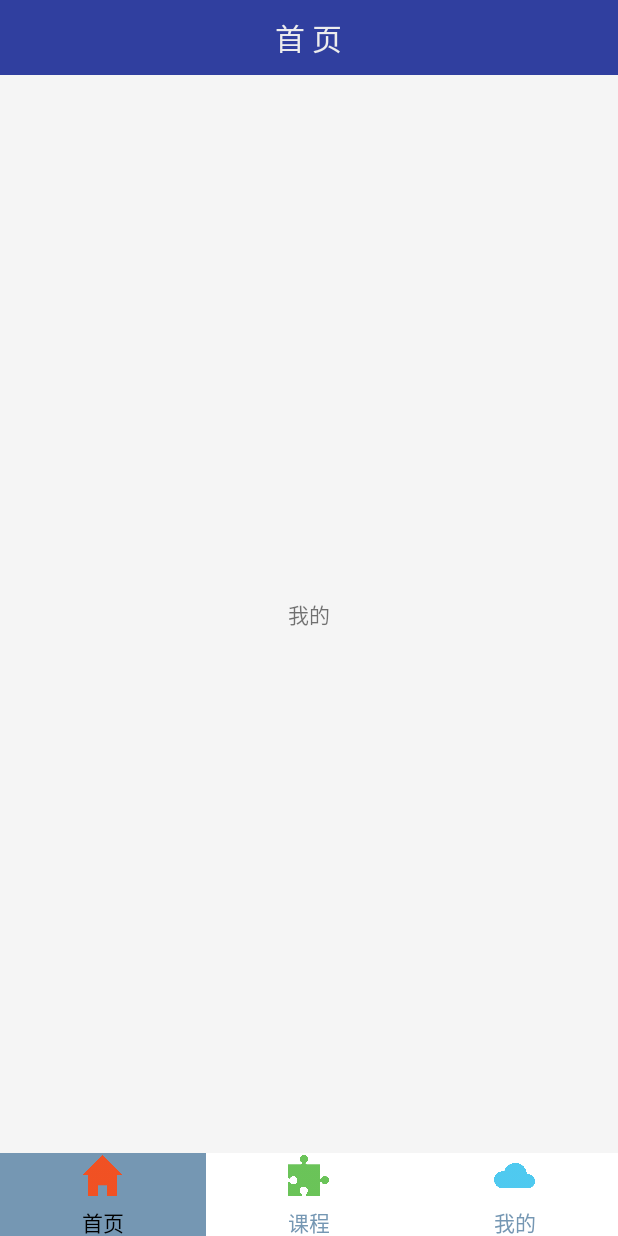
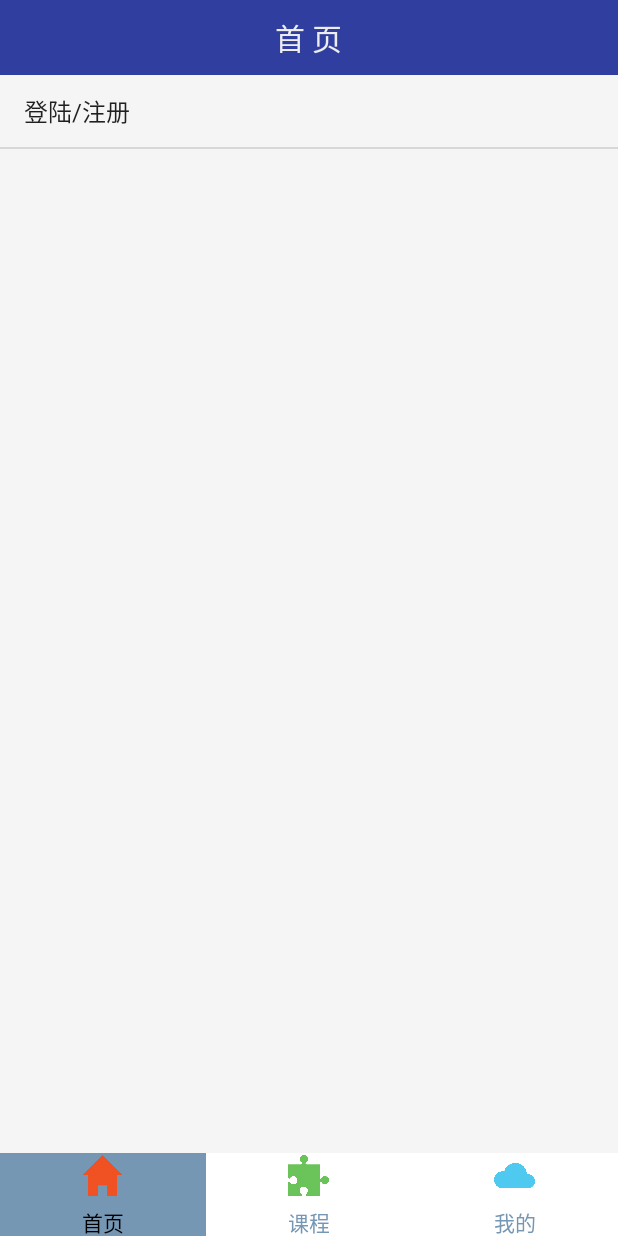
Before and after one commit to amazingye/DeerTutor, an Android app: the fragment MineFragment placed in its activity, on a phone screen of 412 x 824 dp. Run offline under Robolectric (Android 15) with nearby library versions, the phone set to English and light mode, and no system bars.

Commit message:
add login/register item

```diff
--- a/app/src/main/java/com/ye/deertutor/HomepageFragment.java
+++ b/app/src/main/java/com/ye/deertutor/HomepageFragment.java
@@ -1,11 +1,14 @@
 package com.ye.deertutor;
 
 
+import android.content.Intent;
 import android.os.Bundle;
 import android.support.v4.app.Fragment;
 import android.view.LayoutInflater;
 import android.view.View;
 import android.view.ViewGroup;
+import android.widget.Button;
+import android.widget.Toast;
 
 /**
  * A simple {@link Fragment} subclass.
@@ -23,6 +26,13 @@ public class HomepageFragment extends Fragment {
                              Bundle savedInstanceState) {
         View view = inflater.inflate(R.layout.homepage_fg_layout,container,false);
         return view;
+
+    }
+
+    @Override
+    public void onActivityCreated(Bundle savedInstanceState){
+        super.onActivityCreated(savedInstanceState);
+
     }
 
 }
--- a/app/src/main/java/com/ye/deertutor/MineFragment.java
+++ b/app/src/main/java/com/ye/deertutor/MineFragment.java
@@ -6,13 +6,19 @@ import android.support.v4.app.Fragment;
 import android.view.LayoutInflater;
 import android.view.View;
 import android.view.ViewGroup;
+import android.widget.AdapterView;
+import android.widget.ArrayAdapter;
+import android.widget.ListView;
 import android.widget.TextView;
+import android.widget.Toast;
 
 /**
  * A simple {@link Fragment} subclass.
  */
 public class MineFragment extends Fragment {
 
+
+    private String[] listItem = {"登陆/注册"};
 
     public MineFragment() {
         // Required empty public constructor
@@ -26,4 +32,22 @@ public class MineFragment extends Fragment {
         return view;
     }
 
+    @Override
+    public void onActivityCreated(Bundle savedInstanceState){
+        super.onActivityCreated(savedInstanceState);
+        ArrayAdapter<String> adapter = new ArrayAdapter<String>(
+                getActivity(),android.R.layout.simple_list_item_1,listItem);
+        ListView listView = (ListView)getActivity().findViewById(R.id.mine_list);
+        listView.setAdapter(adapter);
+        listView.setOnItemClickListener(new AdapterView.OnItemClickListener() {
+            @Override
+            public void onItemClick(AdapterView<?> adapterView, View view, int position, long id) {
+                switch (position){
+                    case 0:
+                        break;
+                }
+            }
+        });
+    }
+
 }
--- a/app/src/main/res/layout/homepage_fg_layout.xml
+++ b/app/src/main/res/layout/homepage_fg_layout.xml
@@ -11,4 +11,8 @@
         android:layout_centerInParent="true"
         android:text="这是首页"/>
 
+
+
+
+
 </RelativeLayout>
--- a/app/src/main/res/layout/mine_fg_layout.xml
+++ b/app/src/main/res/layout/mine_fg_layout.xml
@@ -5,9 +5,14 @@
     android:layout_height="match_parent"
     android:layout_gravity="center">
 
-    <TextView
+    <!--<TextView
         android:text="我的"
         android:layout_width="wrap_content"
         android:layout_height="wrap_content"
-        android:layout_centerInParent="true" />
+        android:layout_centerInParent="true" />-->
+
+    <ListView
+        android:id="@+id/mine_list"
+        android:layout_width="match_parent"
+        android:layout_height="match_parent"></ListView>
 </RelativeLayout>
```
